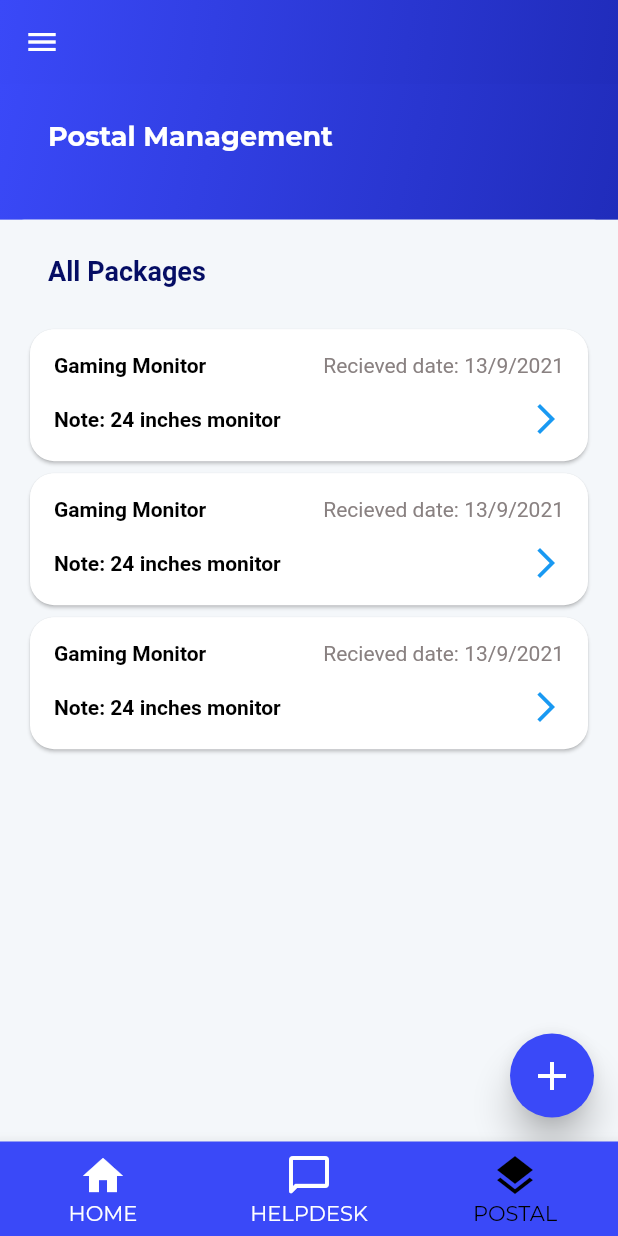
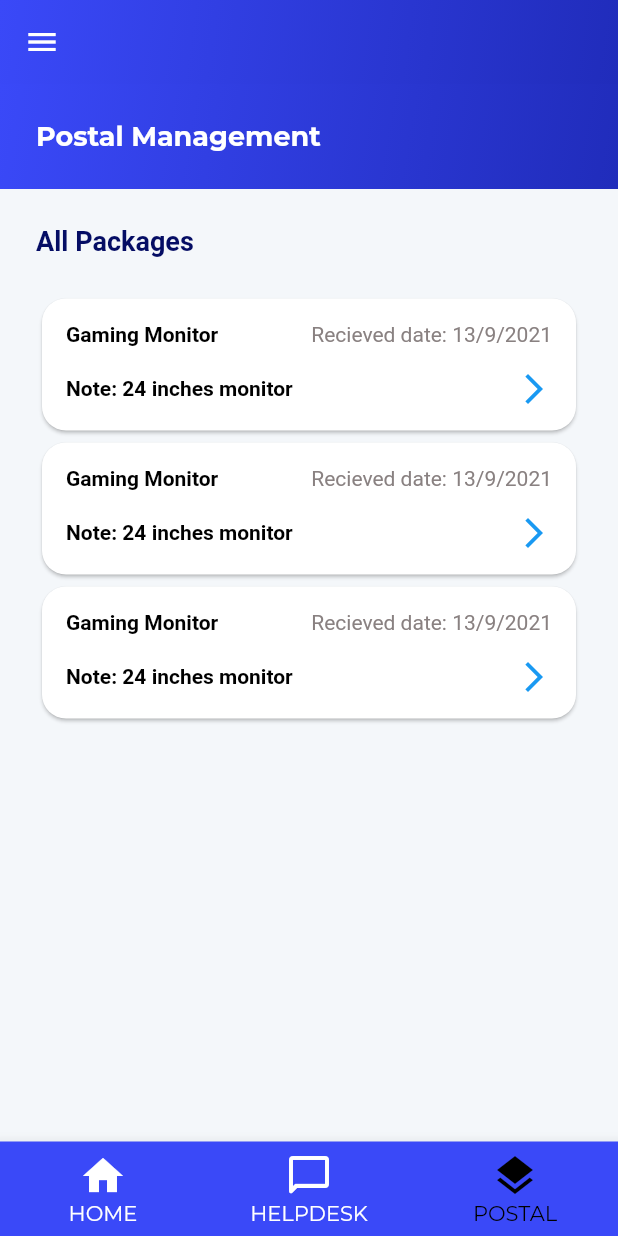
Before and after one commit to boy-warakorn/rmp-flutter, a Flutter app: the screen it shows after launch, item 3 of the bottom bar chosen, on a phone screen of 412 x 824 dp. Run offline on Flutter 3.47's test engine with Material 2 defaults, Android fonts, the phone set to English and light mode, and no system bars; our stand-ins replace flutter_hooks, font_awesome_flutter, google_fonts; network calls fail.

Commit message:
refactor: how code struct and padding

```diff
--- a/lib/screens/condos/dashboard/dashboard_screen.dart
+++ b/lib/screens/condos/dashboard/dashboard_screen.dart
@@ -80,11 +80,24 @@ class DashboardScreen extends StatelessWidget {
                   child: Column(
                     crossAxisAlignment: CrossAxisAlignment.start,
                     children: [
-                      Text("All Reports", style: Theme.of(context).textTheme.headline4,),
-                      SizedBox(height: kSizeS * (24 / 16),),
-                      SummaryEntity(text: "Summ", count: 1,),
-                      SummaryEntity(text: "Summ", count: 9,),
-                      SummaryEntity(text: "Summ", count: 10,),
+                      Text(
+                        "All Reports",
+                        style: Theme.of(context).textTheme.headline4,
+                      ),
+                      kSizedBoxVerticalS,
+                      kSizedBoxVerticalXS,
+                      SummaryEntity(
+                        text: "Summ",
+                        count: 1,
+                      ),
+                      SummaryEntity(
+                        text: "Summ",
+                        count: 9,
+                      ),
+                      SummaryEntity(
+                        text: "Summ",
+                        count: 10,
+                      ),
                     ],
                   ),
                 ),
--- a/lib/screens/condos/postal/postal_screen.dart
+++ b/lib/screens/condos/postal/postal_screen.dart
@@ -12,40 +12,38 @@ class PostalScreen extends StatelessWidget {
     return Column(
       crossAxisAlignment: CrossAxisAlignment.stretch,
       children: [
-        Expanded(
-          flex: 1,
-          child: Container(
+        Container(
+          padding: EdgeInsets.all(
+            kSizeS * 1.5,
+          ),
           decoration: BoxDecoration(
             gradient: LinearGradient(
               begin: Alignment.topLeft,
               end: Alignment.bottomRight,
-                colors: <Color>[kBrandColor, kBrandAlternativeDarkerColor],
+              colors: <Color>[
+                kBrandColor,
+                kBrandAlternativeDarkerColor,
+              ],
             ),
           ),
           child: Column(
             mainAxisAlignment: MainAxisAlignment.start,
             crossAxisAlignment: CrossAxisAlignment.stretch,
             children: [
-                kSizedBoxVerticalXS,
-                kSizedBoxVerticalS,
-                Container(
-                  margin: EdgeInsets.only(
-                    left: kSizeM,
-                  ),
-                  child: Text(
+              Text(
                 "Postal Management",
                 style: Theme.of(context).textTheme.headline3?.copyWith(
                       color: kLightColor,
                     ),
               ),
-                ),
             ],
           ),
         ),
+        Expanded(
+          child: Container(
+            padding: EdgeInsets.all(
+              kSizeS * 1.5,
             ),
-        Expanded(
-          flex: 6,
-          child: Container(
             decoration: BoxDecoration(
               color: kBgColor,
               borderRadius: BorderRadius.vertical(
@@ -57,13 +55,7 @@ class PostalScreen extends StatelessWidget {
             child: Column(
               crossAxisAlignment: CrossAxisAlignment.start,
               children: [
-                kSizedBoxVerticalXS,
-                kSizedBoxVerticalS,
-                Container(
-                  margin: EdgeInsets.only(
-                    left: kSizeM,
-                  ),
-                  child: Text(
+                Text(
                   "All Packages",
                   style: Theme.of(context).textTheme.subtitle1?.copyWith(
                         fontSize: kFontSizeHeadline3,
@@ -71,60 +63,28 @@ class PostalScreen extends StatelessWidget {
                         fontWeight: FontWeight.bold,
                       ),
                 ),
-                ),
                 kSizedBoxVerticalXS,
                 kSizedBoxVerticalS,
-                Container(
-                  margin: EdgeInsets.symmetric(
-                    horizontal: kSizeS,
-                  ),
-                  child: PackageCard(
+                PackageCard(
                   title: "Gaming Monitor",
                   date: "13/9/2021",
                   note: "24 inches monitor",
                   onPressed: () => print('this is package.'),
                 ),
-                ),
-                Container(
-                  margin: EdgeInsets.symmetric(
-                    horizontal: kSizeS,
-                  ),
-                  child: PackageCard(
+                PackageCard(
                   title: "Gaming Monitor",
                   date: "13/9/2021",
                   note: "24 inches monitor",
                   onPressed: () => print('this is package.'),
                 ),
-                ),
-                Container(
-                  margin: EdgeInsets.symmetric(
-                    horizontal: kSizeS,
-                  ),
-                  child: PackageCard(
+                PackageCard(
                   title: "Gaming Monitor",
                   date: "13/9/2021",
                   note: "24 inches monitor",
                   onPressed: () => print('this is package.'),
                 ),
-                ),
               ],
             ),
-          ),
-        ),
-        Container(
-          alignment: Alignment.bottomRight,
-          margin: EdgeInsets.only(
-            right: kSizeS,
-            bottom: kSizeS,
-          ),
-          child: FloatingActionButton(
-            elevation: 10,
-            onPressed: () => print('onPressed'),
-            child: Icon(
-              Icons.add,
-              size: kSizeM,
-            ),
-            backgroundColor: kBrandColor,
           ),
         ),
       ],
```
Lines whose indentation alone changed are shown as unchanged.
